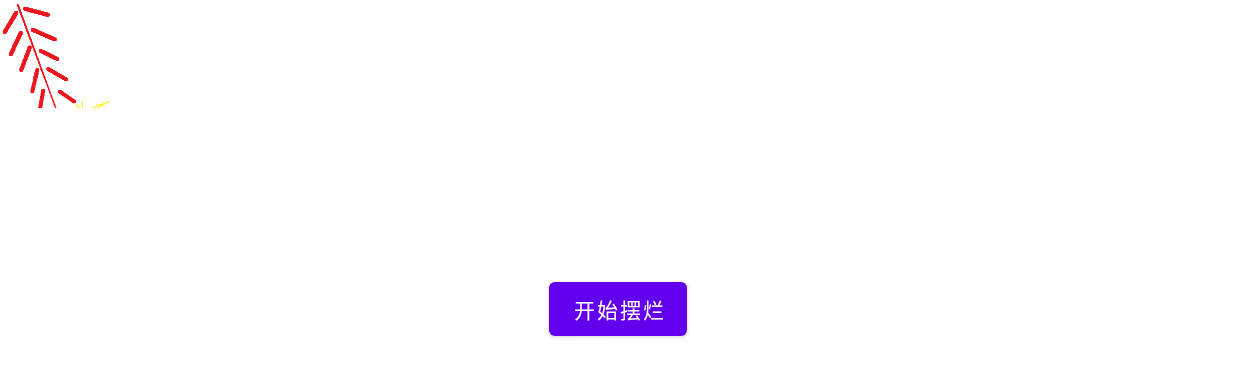
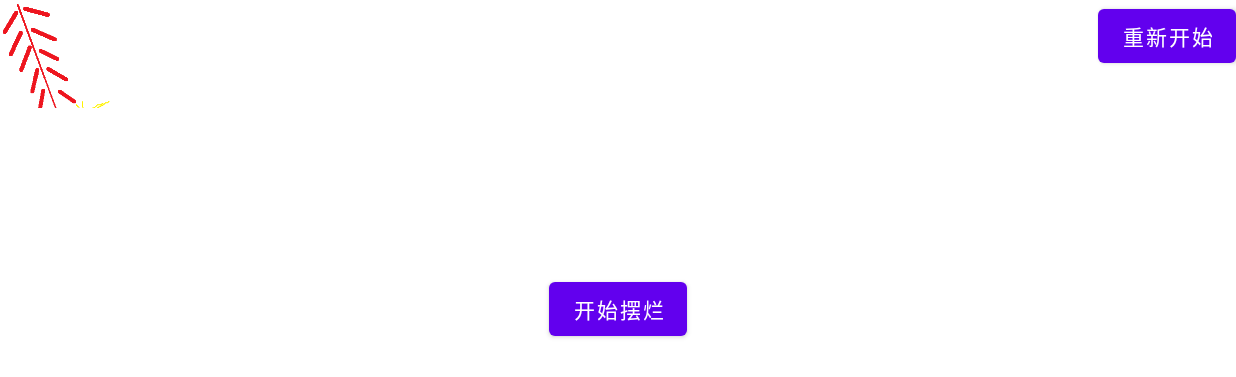
Before and after one commit to xfhy/AETask, an Android app: the fragment Fragment5 placed in its activity, on a phone screen of 824 x 412 dp (held sideways). Shown: the top 377 px of the screen. Run offline under Robolectric (Android 15) with nearby library versions, the phone set to English and light mode, and no system bars; libraries missing offline, so code that uses them is left out: com.blankj.utilcode; Roboto replaces fonts that are not available here; 6 statements that could not run were skipped.

Commit message:
finish scene 6

```diff
--- a/app/src/main/java/com/bailan/aetask/MainActivity.kt
+++ b/app/src/main/java/com/bailan/aetask/MainActivity.kt
@@ -3,7 +3,7 @@ package com.bailan.aetask
 import android.os.Bundle
 import android.view.View
 import androidx.appcompat.app.AppCompatActivity
-import com.bailan.aetask.fragment.Fragment5
+import com.bailan.aetask.fragment.Fragment6
 import com.blankj.utilcode.util.BarUtils
 import kotlinx.android.synthetic.main.activity_main.*
 
@@ -49,6 +49,9 @@ class MainActivity : AppCompatActivity() {
             btnStart.visibility = View.GONE
             test()
         }
+        btnRestart.setOnClickListener {
+            test()
+        }
     }
 
     private fun test() {
@@ -57,7 +60,8 @@ class MainActivity : AppCompatActivity() {
 //        fragmentTransaction.replace(R.id.fl_container, Fragment2())
 //        fragmentTransaction.replace(R.id.fl_container, Fragment3())
 //        fragmentTransaction.replace(R.id.fl_container, Fragment4())
-        fragmentTransaction.replace(R.id.fl_container, Fragment5())
+//        fragmentTransaction.replace(R.id.fl_container, Fragment5())
+        fragmentTransaction.replace(R.id.fl_container, Fragment6())
         fragmentTransaction.commit()
     }
 }
--- a/app/src/main/java/com/bailan/aetask/fragment/Fragment5.kt
+++ b/app/src/main/java/com/bailan/aetask/fragment/Fragment5.kt
@@ -6,8 +6,9 @@ import androidx.lifecycle.lifecycleScope
 import com.bailan.aetask.R
 import com.bailan.aetask.util.createOneRandomNumber
 import com.bailan.aetask.util.log
+import com.bailan.aetask.util.screenHeight
+import com.bailan.aetask.util.screenWidth
 import com.bailan.aetask.view.FirecrackersView
-import com.blankj.utilcode.util.ScreenUtils
 import kotlinx.android.synthetic.main.fragment_five.*
 import kotlinx.coroutines.async
 import kotlinx.coroutines.delay
@@ -19,13 +20,6 @@ import kotlinx.coroutines.delay
  * Description : 场景5: 鞭炮随机出现在屏幕中,高度逐渐减小到0
  */
 class Fragment5 : BaseFragment() {
-
-    private val mScreenHeight by lazy {
-        ScreenUtils.getScreenHeight()
-    }
-    private val mScreenWidth by lazy {
-        ScreenUtils.getScreenWidth()
-    }
 
     override fun getLayoutResId() = R.layout.fragment_five
 
@@ -55,8 +49,8 @@ class Fragment5 : BaseFragment() {
     private fun createSomeFirecrackers(whPair: Pair<Int, Int>): List<Pair<Int, Int>> {
         val coordinateList = mutableListOf<Pair<Int, Int>>()
 
-        val rangeMaxX = mScreenWidth - whPair.first
-        val rangeMaxY = mScreenHeight - whPair.second
+        val rangeMaxX = screenWidth - whPair.first
+        val rangeMaxY = screenHeight - whPair.second
 
         for (i in 0..30) {
             val x = createOneRandomNumber(rangeMaxX)
--- a/app/src/main/java/com/bailan/aetask/util/Common.kt
+++ b/app/src/main/java/com/bailan/aetask/util/Common.kt
@@ -9,6 +9,8 @@ import android.view.View
 import android.view.animation.LinearInterpolator
 import android.widget.Toast
 import androidx.fragment.app.Fragment
+import com.blankj.utilcode.util.ScreenUtils
+import kotlinx.coroutines.CancellableContinuation
 import kotlin.random.Random
 
 
@@ -41,3 +43,18 @@ fun View.createRotationAnimator(myDuration: Long = 300L) = ObjectAnimator.ofFloa
 }
 
 fun createOneRandomNumber(rangeMax: Int) = Random.nextInt(rangeMax)
+
+val screenHeight by lazy {
+    ScreenUtils.getScreenHeight()
+}
+
+val screenWidth by lazy {
+    ScreenUtils.getScreenWidth()
+}
+
+//只在active时才resume,避免重复resume问题
+fun <T> CancellableContinuation<T>.activeResume(value: T) {
+    if (isActive) {
+        resumeWith(Result.success(value))
+    }
+}
--- a/app/src/main/res/layout/activity_main.xml
+++ b/app/src/main/res/layout/activity_main.xml
@@ -14,4 +14,11 @@
         android:layout_gravity="center"
         android:text="开始摆烂" />
 
+    <Button
+        android:id="@+id/btnRestart"
+        android:layout_width="wrap_content"
+        android:layout_height="wrap_content"
+        android:layout_gravity="end"
+        android:text="重新开始"/>
+
 </FrameLayout>
```
Also changed, not shown: app/src/main/java/com/bailan/aetask/fragment/Fragment6.kt (+87 -1 lines), app/src/main/res/layout/fragment_six.xml (+11 -0 lines), app/src/main/res/mipmap-xxhdpi/hand_painted_lantern.png (added).
